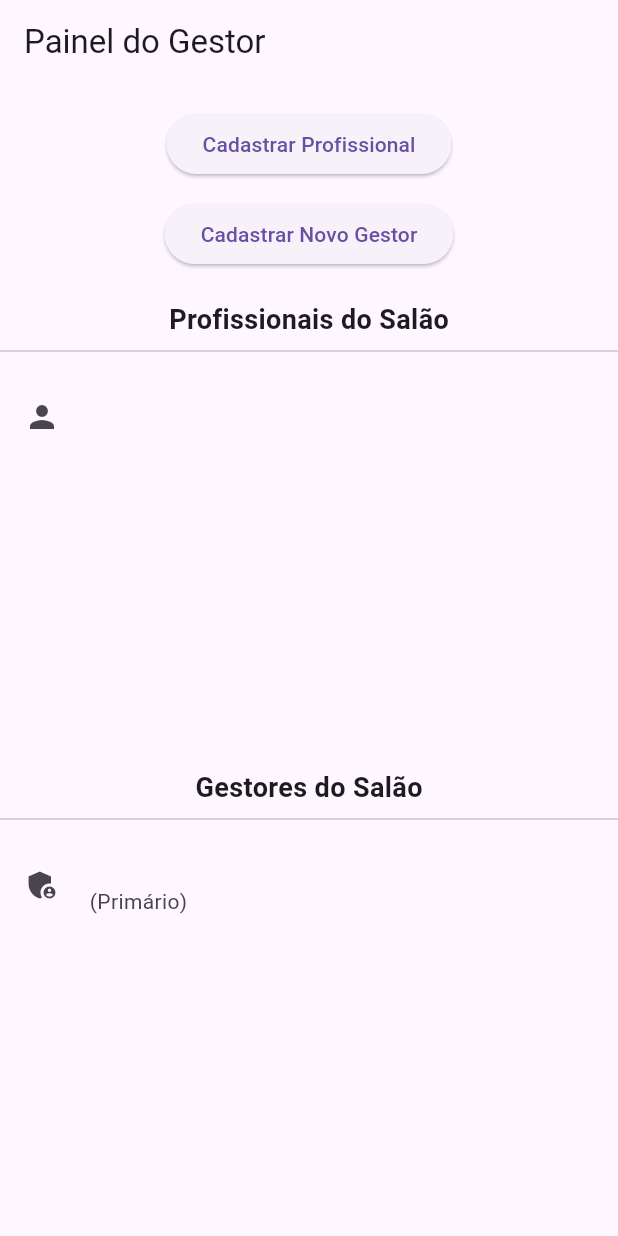
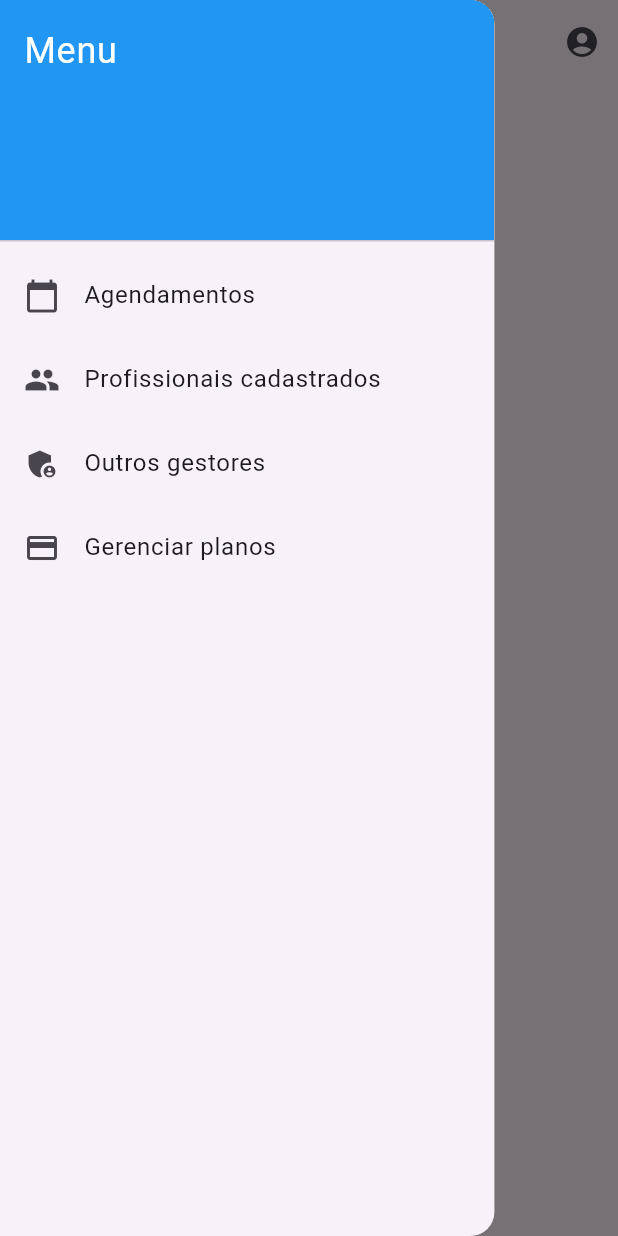
Before and after one commit to Cortexautocom/Navalha, a Flutter app: the PainelAdmin screen opened directly, with the side drawer open (before the commit the screen has no drawer), on a phone screen of 412 x 824 dp. Run offline on Flutter 3.47's test engine with Material 3 defaults, Android fonts, the light colour scheme and no system bars; our stand-ins replace cloud_firestore, firebase_auth, firebase_core; accounts and stored records are empty.

Commit message:
Alteração de layout no paineladmin, criação de botão sair

```diff
--- a/lib/main.dart
+++ b/lib/main.dart
@@ -1,7 +1,6 @@
 import 'package:flutter/material.dart';
 import 'package:firebase_core/firebase_core.dart';
 import 'firebase_options.dart';
-import 'screens/login.dart';
 import 'screens/agendamento.dart';
 import 'screens/tela_inicial.dart';
 
@@ -21,8 +20,9 @@ class Navalha extends StatelessWidget {
     return MaterialApp(
       title: 'Navalha',
       theme: ThemeData(primarySwatch: Colors.teal),
-      home: const TelaInicial(),
+      initialRoute: '/tela_inicial',
       routes: {
+        '/tela_inicial': (_) => const TelaInicial(),
         '/agendamento': (_) => const AgendamentoPage(),
       },
     );
--- a/lib/screens/paineladmin.dart
+++ b/lib/screens/paineladmin.dart
@@ -1,9 +1,6 @@
 import 'package:flutter/material.dart';
 import 'package:cloud_firestore/cloud_firestore.dart';
 import 'package:firebase_auth/firebase_auth.dart';
-
-import 'cadastro_profissional.dart';
-import 'cadastro_gestor.dart';
 
 class PainelAdmin extends StatefulWidget {
   const PainelAdmin({super.key});
@@ -13,9 +10,9 @@ class PainelAdmin extends StatefulWidget {
 }
 
 class _PainelAdminState extends State<PainelAdmin> {
+  String _paginaAtual = "Agendamentos";
   String? _salaoId;
   bool _loading = true;
-  bool _ehGestorPrimario = false;
 
   @override
   void initState() {
@@ -31,19 +28,10 @@ class _PainelAdminState extends State<PainelAdmin> {
           await FirebaseFirestore.instance.collection('usuarios').doc(uid).get();
 
       if (usuarioDoc.exists) {
-        _salaoId = usuarioDoc['salaoId'];
-
-        // Verificar se este UID é o adminId do salão
-        final salaoDoc = await FirebaseFirestore.instance
-            .collection('saloes')
-            .doc(_salaoId)
-            .get();
-
-        if (salaoDoc.exists && salaoDoc['adminId'] == uid) {
-          _ehGestorPrimario = true;
-        }
-
-        setState(() => _loading = false);
+        setState(() {
+          _salaoId = usuarioDoc['salaoId'];
+          _loading = false;
+        });
       } else {
         setState(() => _loading = false);
       }
@@ -51,6 +39,119 @@ class _PainelAdminState extends State<PainelAdmin> {
       print("❌ Erro ao buscar salaoId: $e");
       setState(() => _loading = false);
     }
+  }
+
+  Widget _getPagina() {
+    switch (_paginaAtual) {
+      case "Agendamentos":
+        return _buildAgendamentos();
+      case "Profissionais cadastrados":
+        return const Center(child: Text("📋 Lista de profissionais"));
+      case "Outros gestores":
+        return const Center(child: Text("👥 Lista de gestores"));
+      case "Gerenciar planos":
+        return const Center(child: Text("💳 Gerenciar planos"));
+      default:
+        return const Center(child: Text("Página não encontrada"));
+    }
+  }
+
+  // 🔹 Lista de agendamentos do dia
+  Widget _buildAgendamentos() {
+    if (_salaoId == null) {
+      return const Center(child: Text("⚠️ Nenhum salão vinculado."));
+    }
+
+    final hoje = DateTime.now();
+    final dataHoje =
+        "${hoje.year}-${hoje.month.toString().padLeft(2, '0')}-${hoje.day.toString().padLeft(2, '0')}";
+
+    return StreamBuilder<QuerySnapshot>(
+      stream: FirebaseFirestore.instance
+          .collection('agendamentos')
+          .where('salaoId', isEqualTo: _salaoId)
+          .where('data', isEqualTo: dataHoje)
+          .orderBy('hora')
+          .snapshots(),
+      builder: (context, snapshot) {
+        if (snapshot.hasError) {
+          return const Center(child: Text("❌ Erro ao carregar agendamentos."));
+        }
+        if (snapshot.connectionState == ConnectionState.waiting) {
+          return const Center(child: CircularProgressIndicator());
+        }
+        if (!snapshot.hasData || snapshot.data!.docs.isEmpty) {
+          return const Center(child: Text("⚠️ Nenhum agendamento para hoje."));
+        }
+
+        final agendamentos = snapshot.data!.docs;
+
+        return ListView.builder(
+          itemCount: agendamentos.length,
+          itemBuilder: (context, index) {
+            final ag = agendamentos[index].data() as Map<String, dynamic>;
+
+            final hora = ag['hora'] ?? "Sem hora";
+            final clienteId = ag['clienteId'];
+            final profissionalId = ag['profissionalId'];
+
+            return FutureBuilder<Map<String, String>>(
+              future: _buscarNomes(clienteId, profissionalId),
+              builder: (context, snapshotNomes) {
+                if (!snapshotNomes.hasData) {
+                  return const ListTile(
+                    leading: Icon(Icons.access_time),
+                    title: Text("Carregando..."),
+                  );
+                }
+
+                final nomes = snapshotNomes.data!;
+                final clienteNome = nomes['cliente'] ?? "Cliente";
+                final profissionalNome = nomes['profissional'] ?? "Profissional";
+
+                return ListTile(
+                  leading: const Icon(Icons.access_time),
+                  title: Text("$hora - $clienteNome"),
+                  subtitle: Text("Profissional: $profissionalNome"),
+                );
+              },
+            );
+          },
+        );
+      },
+    );
+  }
+
+  // 🔹 Busca nomes de cliente e profissional
+  Future<Map<String, String>> _buscarNomes(
+      String clienteId, String profissionalId) async {
+    String? clienteNome;
+    String? profissionalNome;
+
+    try {
+      final clienteDoc = await FirebaseFirestore.instance
+          .collection('clientes')
+          .doc(clienteId)
+          .get();
+      if (clienteDoc.exists) {
+        clienteNome = clienteDoc['nome'];
+      }
+
+      final profDoc = await FirebaseFirestore.instance
+          .collection('usuarios')
+          .doc(profissionalId)
+          .get();
+      if (profDoc.exists) {
+        profissionalNome = profDoc['nomeCompleto'];
+      }
+    } catch (e) {
+      print("Erro ao buscar nomes: $e");
+    }
+
+    return {
+      'cliente': clienteNome ?? "Cliente",
+      'profissional': profissionalNome ?? "Profissional",
+    };
   }
 
   @override
@@ -61,138 +162,108 @@ class _PainelAdminState extends State<PainelAdmin> {
       );
     }
 
-    if (_salaoId == null) {
-      return const Scaffold(
-        body: Center(child: Text("⚠️ Nenhum salão vinculado a este admin.")),
-      );
-    }
-
     return Scaffold(
-      appBar: AppBar(title: const Text("Painel do Gestor")),
-      body: Column(
-        children: [
-          const SizedBox(height: 16),
-
-          // Botão cadastrar profissional (sempre disponível)
-          ElevatedButton(
-            onPressed: () {
-              Navigator.push(
-                context,
-                MaterialPageRoute(
-                  builder: (_) => CadastroProfissionalPage(salaoId: _salaoId!),
-                ),
-              );
+      // TOP BAR
+      appBar: AppBar(
+        leading: Builder(
+          builder: (context) => IconButton(
+            icon: const Icon(Icons.menu),
+            onPressed: () => Scaffold.of(context).openDrawer(),
+          ),
+        ),
+        title: const Text("Navalha"),
+        centerTitle: true,
+        actions: [
+          PopupMenuButton<String>(
+            icon: const Icon(Icons.account_circle),
+            onSelected: (value) async {
+              if (value == "Perfil") {
+                // ação do perfil
+              } else if (value == "Sair") {
+                await FirebaseAuth.instance.signOut();
+                showDialog(
+                  context: context,
+                  builder: (_) => AlertDialog(
+                    title: const Text("Você foi desconectado"),
+                    actions: [
+                      TextButton(
+                        onPressed: () {
+                          Navigator.pop(context); // fecha modal
+                          Navigator.pushReplacementNamed(context, "/tela_inicial");
+                        },
+                        child: const Text("OK"),
+                      ),
+                    ],
+                  ),
+                );
+              }
             },
-            child: const Text("Cadastrar Profissional"),
+            itemBuilder: (context) => [
+              const PopupMenuItem(
+                value: "Perfil",
+                child: Text("Perfil"),
+              ),
+              const PopupMenuItem(
+                value: "Sair",
+                child: Text("Sair"),
+              ),
+            ],
           ),
 
-          const SizedBox(height: 12),
+        ],
+      ),
 
-          // Botão cadastrar gestor (apenas primário)
-          if (_ehGestorPrimario)
-            ElevatedButton(
-              onPressed: () {
-                Navigator.push(
-                  context,
-                  MaterialPageRoute(
-                    builder: (_) => CadastroGestorPage(salaoId: _salaoId!),
-                  ),
-                );
-              },
-              child: const Text("Cadastrar Novo Gestor"),
+      // DRAWER (menu lateral 80%)
+      drawer: Drawer(
+        width: MediaQuery.of(context).size.width * 0.8,
+        child: ListView(
+          padding: EdgeInsets.zero,
+          children: [
+            const DrawerHeader(
+              decoration: BoxDecoration(color: Colors.blue),
+              child: Text(
+                "Menu",
+                style: TextStyle(color: Colors.white, fontSize: 24),
+              ),
             ),
-
-          const SizedBox(height: 20),
-
-          // 🔹 LISTA DE PROFISSIONAIS
-          const Text(
-            "Profissionais do Salão",
-            style: TextStyle(fontSize: 18, fontWeight: FontWeight.bold),
-          ),
-          const Divider(),
-          Expanded(
-            child: StreamBuilder<QuerySnapshot>(
-              stream: FirebaseFirestore.instance
-                  .collection('usuarios')
-                  .where('tipo', isEqualTo: 'profissional')
-                  .where('salaoId', isEqualTo: _salaoId)
-                  .snapshots(),
-              builder: (context, snapshot) {
-                if (snapshot.hasError) {
-                  return const Center(child: Text("❌ Erro ao carregar profissionais."));
-                }
-                if (snapshot.connectionState == ConnectionState.waiting) {
-                  return const Center(child: CircularProgressIndicator());
-                }
-                if (!snapshot.hasData || snapshot.data!.docs.isEmpty) {
-                  return const Center(child: Text("⚠️ Nenhum profissional cadastrado ainda."));
-                }
-
-                final docs = snapshot.data!.docs;
-
-                return ListView.builder(
-                  itemCount: docs.length,
-                  itemBuilder: (context, index) {
-                    final prof = docs[index].data() as Map<String, dynamic>;
-                    return ListTile(
-                      leading: const Icon(Icons.person),
-                      title: Text(prof['nomeCompleto'] ?? "Sem nome"),
-                      subtitle: Text(prof['email'] ?? "Sem e-mail"),
-                    );
-                  },
-                );
+            ListTile(
+              leading: const Icon(Icons.calendar_today),
+              title: const Text("Agendamentos"),
+              onTap: () {
+                setState(() => _paginaAtual = "Agendamentos");
+                Navigator.pop(context);
               },
             ),
-          ),
-
-          // 🔹 LISTA DE GESTORES
-          const Text(
-            "Gestores do Salão",
-            style: TextStyle(fontSize: 18, fontWeight: FontWeight.bold),
-          ),
-          const Divider(),
-          Expanded(
-            child: StreamBuilder<QuerySnapshot>(
-              stream: FirebaseFirestore.instance
-                  .collection('usuarios')
-                  .where('tipo', isEqualTo: 'administrador')
-                  .where('salaoId', isEqualTo: _salaoId)
-                  .snapshots(),
-              builder: (context, snapshot) {
-                if (snapshot.hasError) {
-                  return const Center(child: Text("❌ Erro ao carregar gestores."));
-                }
-                if (snapshot.connectionState == ConnectionState.waiting) {
-                  return const Center(child: CircularProgressIndicator());
-                }
-                if (!snapshot.hasData || snapshot.data!.docs.isEmpty) {
-                  return const Center(child: Text("⚠️ Nenhum gestor cadastrado ainda."));
-                }
-
-                final docs = snapshot.data!.docs;
-
-                return ListView.builder(
-                  itemCount: docs.length,
-                  itemBuilder: (context, index) {
-                    final gestor = docs[index].data() as Map<String, dynamic>;
-                    final isPrimario = gestor['uid'] ==
-                        (FirebaseAuth.instance.currentUser!.uid); // só exibição
-
-                    return ListTile(
-                      leading: const Icon(Icons.admin_panel_settings),
-                      title: Text(gestor['nomeCompleto'] ?? "Sem nome"),
-                      subtitle: Text(
-                        (gestor['email'] ?? "Sem e-mail") +
-                            (isPrimario ? " (Primário)" : ""),
-                      ),
-                    );
-                  },
-                );
+            ListTile(
+              leading: const Icon(Icons.people),
+              title: const Text("Profissionais cadastrados"),
+              onTap: () {
+                setState(() => _paginaAtual = "Profissionais cadastrados");
+                Navigator.pop(context);
               },
             ),
-          ),
-        ],
+            ListTile(
+              leading: const Icon(Icons.admin_panel_settings),
+              title: const Text("Outros gestores"),
+              onTap: () {
+                setState(() => _paginaAtual = "Outros gestores");
+                Navigator.pop(context);
+              },
+            ),
+            ListTile(
+              leading: const Icon(Icons.payment),
+              title: const Text("Gerenciar planos"),
+              onTap: () {
+                setState(() => _paginaAtual = "Gerenciar planos");
+                Navigator.pop(context);
+              },
+            ),
+          ],
+        ),
       ),
+
+      // CONTEÚDO PRINCIPAL
+      body: _getPagina(),
     );
   }
 }
```
Also changed, not shown: lib/screens/login.dart (deleted, +0 -133 lines).
